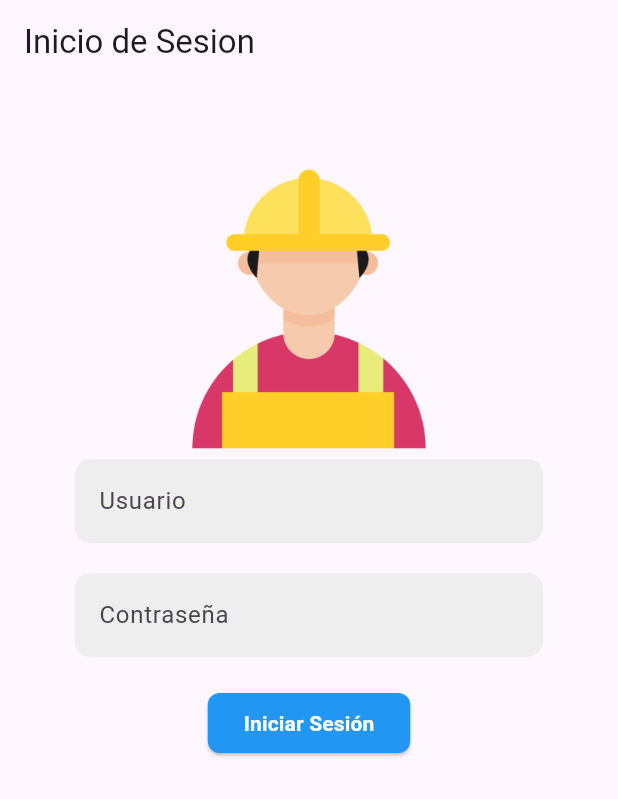
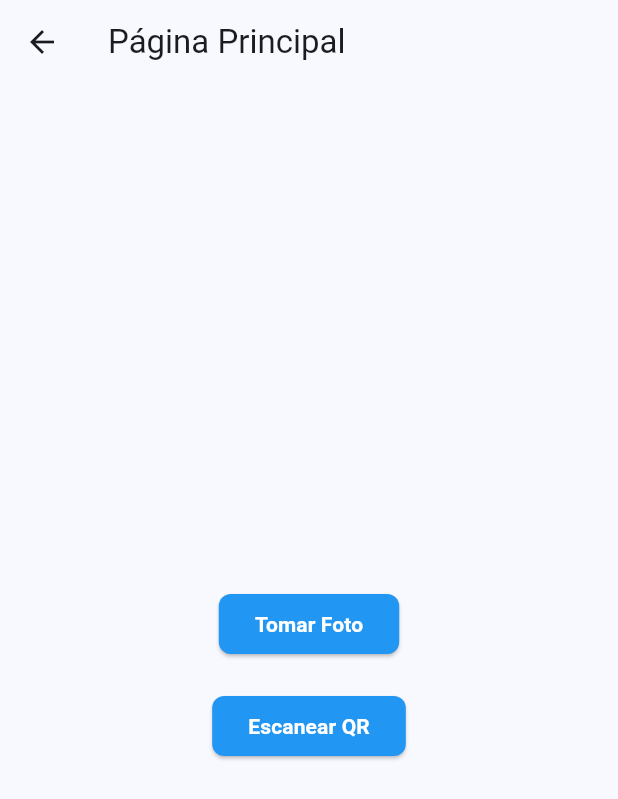
Before and after one commit to stilar333/login-Screen-flutter, a Flutter app: the screen it shows after launch, after a tap on "Iniciar Sesión", on a phone screen of 412 x 824 dp. Shown: the top 799 px of the screen. Run offline on Flutter 3.47's test engine with Material 2 defaults, Android fonts, the phone set to English and light mode, and no system bars; our stand-ins replace image_picker; missing offline and left inert: qr_code_scanner.

Commit message:
flutter login screen

```diff
--- /dev/null
+++ b/lib/home_page.dart
@@ -0,0 +1,69 @@
+import 'package:flutter/material.dart';
+import 'package:flutter_login_layout/picturescreen.dart';
+import 'package:flutter_login_layout/qr_scanner.dart';
+
+class HomePage extends StatelessWidget {
+  @override
+  Widget build(BuildContext context) {
+    return Scaffold(
+      appBar: AppBar(
+        title: Text("Página Principal"),
+      ),
+      body: Center(
+        child: Column(
+          mainAxisAlignment: MainAxisAlignment.center,
+          children: <Widget>[
+            SizedBox(height: 20),
+            ElevatedButton(
+               onPressed: (){_showScrenCamera(context);},
+              style: ElevatedButton.styleFrom(
+                shape: RoundedRectangleBorder(
+                  borderRadius: BorderRadius.circular(8.0),
+                ),
+                primary: Colors.blue,
+              ),
+              child: Text(
+                "Tomar Foto",
+                style: TextStyle(
+                  color: Colors.white,
+                  fontWeight: FontWeight.bold,
+                ),
+              ),
+            ),
+            SizedBox(height: 20),
+            ElevatedButton(
+              onPressed: (){_showQrScanner(context);},
+              style: ElevatedButton.styleFrom(
+                shape: RoundedRectangleBorder(
+                  borderRadius: BorderRadius.circular(8.0),
+                ),
+                primary: Colors.blue,
+              ),
+              child: Text(
+                "Escanear QR",
+                style: TextStyle(
+                  color: Colors.white,
+                  fontWeight: FontWeight.bold,
+                ),
+              ),
+            ),
+          ],
+        ),
+      ),
+    );
+  }
+
+  void _showQrScanner(BuildContext context) {
+      final route = MaterialPageRoute(builder: (BuildContext context){
+      return QRCodeWidget();
+    });
+    Navigator.of(context).push(route);
+  }
+
+  void _showScrenCamera(BuildContext context) {
+      final route = MaterialPageRoute(builder: (BuildContext context){
+      return PictureScreen();
+    });
+    Navigator.of(context).push(route);
+  }
+}
--- /dev/null
+++ b/lib/login_page.dart
@@ -0,0 +1,79 @@
+import 'package:flutter/material.dart';
+import 'package:flutter_login_layout/home_page.dart';
+
+class MyLoginPage extends StatelessWidget {
+
+  const MyLoginPage({super.key});
+
+  @override
+  Widget build(BuildContext context) {
+    return Scaffold(
+      appBar: AppBar(
+        title: const Text("Inicio de Sesion"),
+      ),
+      body: SingleChildScrollView(
+        child: Container(
+          padding: EdgeInsets.all(50.0),
+          child: Column(
+            mainAxisAlignment: MainAxisAlignment.center,
+            children: <Widget>[
+                 Image.asset(
+                  'assets/icoLogin.png',
+                  width: 1000,
+                  height: 200,
+                ),
+              TextField(
+                decoration: InputDecoration(
+                  labelText: 'Usuario',
+                  filled: true,
+                  fillColor: Colors.grey[200],
+                  border: OutlineInputBorder(
+                    borderRadius: BorderRadius.circular(10.0),
+                    borderSide: BorderSide.none,
+                  ),
+                ),
+              ),
+              const SizedBox(height: 20),
+              TextField(
+                obscureText: true,
+                decoration: InputDecoration(
+                  labelText: 'Contraseña',
+                  filled: true,
+                  fillColor: Colors.grey[200],
+                  border: OutlineInputBorder(
+                    borderRadius: BorderRadius.circular(10.0),
+                    borderSide: BorderSide.none,
+                  ),
+                ),
+              ),
+              const SizedBox(height: 20),
+              ElevatedButton(
+                onPressed: (){_showHomePage(context);},
+                style: ElevatedButton.styleFrom(
+                  shape: RoundedRectangleBorder(
+                    borderRadius: BorderRadius.circular(8.0),
+                  ),
+                  primary: Colors.blue,
+                ),
+                child: const Text(
+                  'Iniciar Sesión',
+                  style: TextStyle(
+                    color: Colors.white,
+                    fontWeight: FontWeight.bold,
+                  ),
+                ),
+              ),
+            ],
+          ),
+        ),
+      ),
+    );
+  }
+
+  void _showHomePage(BuildContext context) {
+    final route = MaterialPageRoute(builder: (BuildContext context){
+      return HomePage();
+    });
+    Navigator.of(context).push(route);
+  }
+}
--- a/lib/main.dart
+++ b/lib/main.dart
@@ -1,4 +1,6 @@
 import 'package:flutter/material.dart';
+import 'login_page.dart';
+
 
 void main() {
   runApp(const MyApp());
@@ -12,79 +14,10 @@ class MyApp extends StatelessWidget {
     return MaterialApp(
       title: 'Flutter Demo',
       theme: ThemeData(
-        colorScheme: ColorScheme.fromSeed(seedColor: Colors.deepPurple),
+        colorScheme: ColorScheme.fromSeed(seedColor: Colors.blue),
         useMaterial3: true,
       ),
       home: const MyLoginPage(),
     );
   }
 }
-
-class MyLoginPage extends StatelessWidget {
-  const MyLoginPage({super.key});
-
-  @override
-  Widget build(BuildContext context) {
-    return Scaffold(
-      appBar: AppBar(
-        title: const Text("Inicio de Sesion"),
-      ),
-      body: SingleChildScrollView(
-        child: Container(
-          padding: EdgeInsets.all(50.0),
-          child: Column(
-            mainAxisAlignment: MainAxisAlignment.center,
-            children: <Widget>[
-                 Image.asset(
-                  'assets/icoLogin.png',
-                  width: 1000,
-                  height: 200,
-                ),
-              TextField(
-                decoration: InputDecoration(
-                  labelText: 'Usuario',
-                  filled: true,
-                  fillColor: Colors.grey[200],
-                  border: OutlineInputBorder(
-                    borderRadius: BorderRadius.circular(10.0),
-                    borderSide: BorderSide.none,
-                  ),
-                ),
-              ),
-              const SizedBox(height: 20),
-              TextField(
-                obscureText: true,
-                decoration: InputDecoration(
-                  labelText: 'Contraseña',
-                  filled: true,
-                  fillColor: Colors.grey[200],
-                  border: OutlineInputBorder(
-                    borderRadius: BorderRadius.circular(10.0),
-                    borderSide: BorderSide.none,
-                  ),
-                ),
-              ),
-              const SizedBox(height: 20),
-              ElevatedButton(
-                onPressed: () {},
-                style: ElevatedButton.styleFrom(
-                  shape: RoundedRectangleBorder(
-                    borderRadius: BorderRadius.circular(8.0),
-                  ),
-                  primary: Colors.blue,
-                ),
-                child: const Text(
-                  'Iniciar Sesión',
-                  style: TextStyle(
-                    color: Colors.white,
-                    fontWeight: FontWeight.bold,
-                  ),
-                ),
-              ),
-            ],
-          ),
-        ),
-      ),
-    );
-  }
-}
--- a/pubspec.yaml
+++ b/pubspec.yaml
@@ -30,6 +30,10 @@ environment:
 dependencies:
   flutter:
     sdk: flutter
+  image_picker: ^1.0.4
+  qr_code_scanner: ^1.0.1
+  url_launcher: ^6.2.1
+
 
 
 
```
Also changed, not shown: lib/picturescreen.dart (added, +150 -0 lines), lib/qr_scanner.dart (added, +99 -0 lines), lib/widgets/profilecard.dart (added, +68 -0 lines), pubspec.lock, 7 other files.
